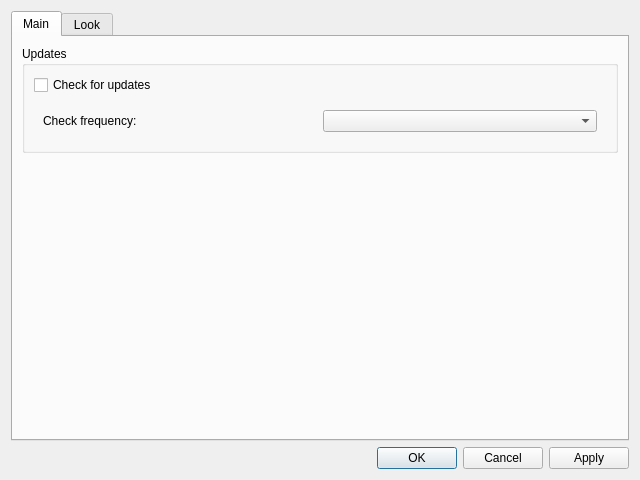
First picture: the form in src/gui/desktop/ui/configuration_dialog.ui, repository Kicer86/photobroom, before the edit.
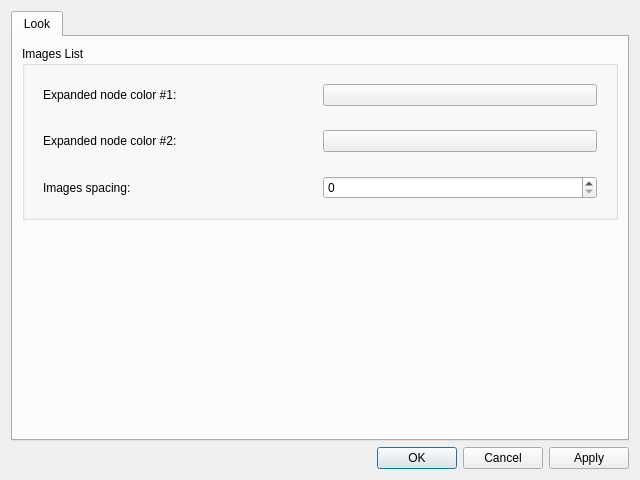
Second picture: the form after the edit.

Commit message: gui: ui: configuration dialog: dropping useless tab

```diff
--- a/src/gui/desktop/ui/configuration_dialog.ui
+++ b/src/gui/desktop/ui/configuration_dialog.ui
@@ -22,58 +22,6 @@
      <property name="currentIndex">
       <number>0</number>
      </property>
-     <widget class="QWidget" name="mainConfigWidget">
-      <attribute name="title">
-       <string>Main</string>
-      </attribute>
-      <layout class="QVBoxLayout" name="verticalLayout_4">
-       <item>
-        <widget class="QGroupBox" name="groupBox_2">
-         <property name="title">
-          <string>Updates</string>
-         </property>
-         <layout class="QVBoxLayout" name="verticalLayout_3">
-          <item>
-           <widget class="QCheckBox" name="m_u_updatesCheckBox">
-            <property name="text">
-             <string>Check for updates</string>
-            </property>
-           </widget>
-          </item>
-          <item>
-           <widget class="QWidget" name="widget_4" native="true">
-            <layout class="QHBoxLayout" name="horizontalLayout_4">
-             <item>
-              <widget class="QLabel" name="label_4">
-               <property name="text">
-                <string>Check frequency:</string>
-               </property>
-              </widget>
-             </item>
-             <item>
-              <widget class="QComboBox" name="m_u_freqComboBox"/>
-             </item>
-            </layout>
-           </widget>
-          </item>
-         </layout>
-        </widget>
-       </item>
-       <item>
-        <spacer name="verticalSpacer">
-         <property name="orientation">
-          <enum>Qt::Vertical</enum>
-         </property>
-         <property name="sizeHint" stdset="0">
-          <size>
-           <width>20</width>
-           <height>40</height>
-          </size>
-         </property>
-        </spacer>
-       </item>
-      </layout>
-     </widget>
      <widget class="QWidget" name="viewConfigWidget">
       <attribute name="title">
        <string>Look</string>
```
